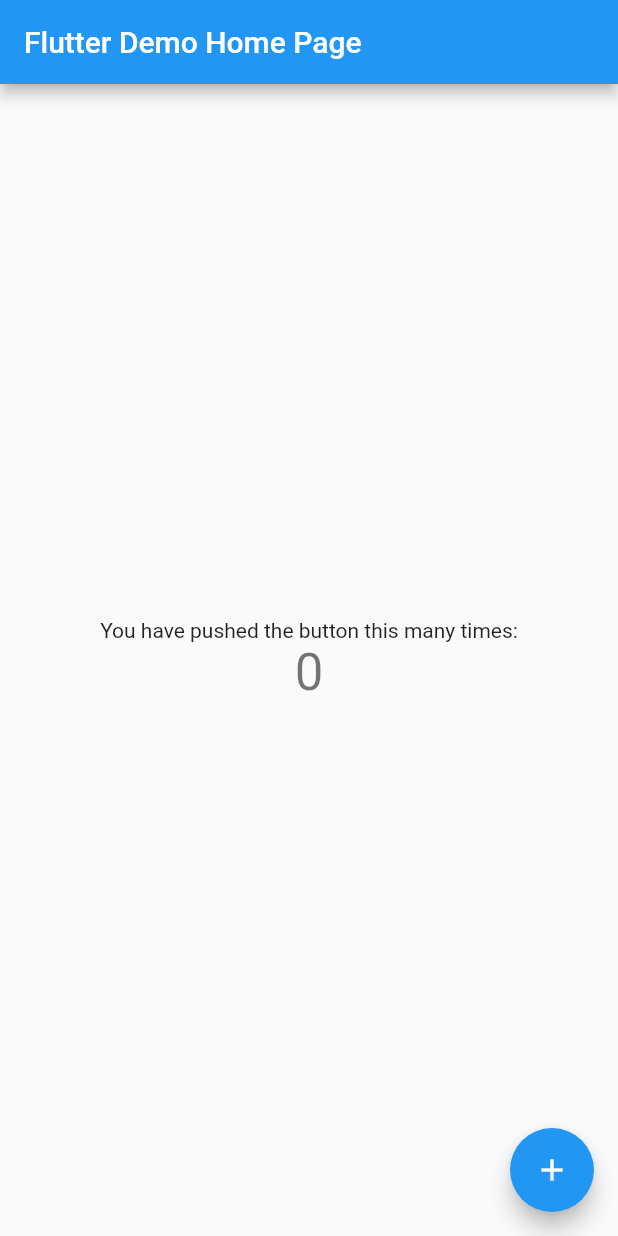
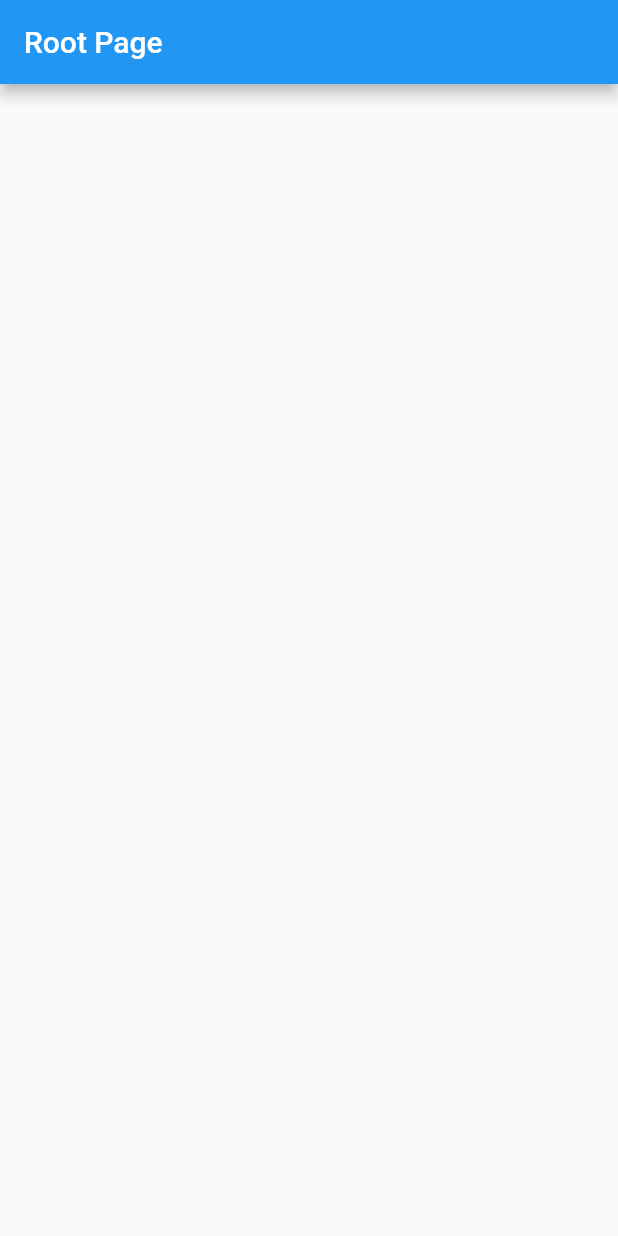
Before and after one commit to CNDvn/ParkingApp-Mobile, a Flutter app: the screen it shows after launch, on a phone screen of 412 x 824 dp. Run offline on Flutter 3.47's test engine with Material 2 defaults, Android fonts, the phone set to English and light mode, and no system bars; missing offline and left inert: dart:html.

Commit message:
demo use theme and color divide route

```diff
--- /dev/null
+++ b/lib/constants/assets_path.dart
@@ -0,0 +1 @@
+// nơi ghi file path ảnh
--- a/lib/main.dart
+++ b/lib/main.dart
@@ -1,4 +1,5 @@
 import 'package:flutter/material.dart';
+import 'package:parkingappmobile/view/rootPage/root_page.dart';
 
 void main() {
   runApp(const MyApp());
@@ -11,68 +12,10 @@ class MyApp extends StatelessWidget {
   @override
   Widget build(BuildContext context) {
     return MaterialApp(
-      title: 'Flutter Demo',
-      theme: ThemeData(
-        primarySwatch: Colors.blue,
-      ),
-      home: const MyHomePage(title: 'Flutter Demo Home Page'),
-    );
+        title: 'Flutter Demo',
+        theme: ThemeData(
+          primarySwatch: Colors.blue,
+        ),
+        home: const RootPage());
   }
 }
-
-class MyHomePage extends StatefulWidget {
-  const MyHomePage({Key? key, required this.title}) : super(key: key);
-
-  final String title;
-
-  @override
-  State<MyHomePage> createState() => _MyHomePageState();
-}
-
-class _MyHomePageState extends State<MyHomePage> {
-  int _counter = 0;
-
-  void _incrementCounter() {
-    setState(() {
-      _counter++;
-    });
-  }
-
-  @override
-  Widget build(BuildContext context) {
-    // This method is rerun every time setState is called, for instance as done
-    // by the _incrementCounter method above.
-    //
-    // The Flutter framework has been optimized to make rerunning build methods
-    // fast, so that you can just rebuild anything that needs updating rather
-    // than having to individually change instances of widgets.
-    return Scaffold(
-      appBar: AppBar(
-        // Here we take the value from the MyHomePage object that was created by
-        // the App.build method, and use it to set our appbar title.
-        title: Text(widget.title),
-      ),
-      body: Center(
-        // Center is a layout widget. It takes a single child and positions it
-        // in the middle of the parent.
-        child: Column(
-          mainAxisAlignment: MainAxisAlignment.center,
-          children: <Widget>[
-            const Text(
-              'You have pushed the button this many times:',
-            ),
-            Text(
-              '$_counter',
-              style: Theme.of(context).textTheme.headline4,
-            ),
-          ],
-        ),
-      ),
-      floatingActionButton: FloatingActionButton(
-        onPressed: _incrementCounter,
-        tooltip: 'Increment',
-        child: const Icon(Icons.add),
-      ), // This trailing comma makes auto-formatting nicer for build methods.
-    );
-  }
-}
--- /dev/null
+++ b/lib/view/rootPage/root_page.dart
@@ -0,0 +1,17 @@
+import 'dart:html';
+
+import 'package:flutter/material.dart';
+
+class RootPage extends StatelessWidget {
+  const RootPage({Key? key}) : super(key: key);
+
+  @override
+  Widget build(BuildContext context) {
+    return Scaffold(
+      appBar: AppBar(
+        title: const Text("Root Page"),
+      ),
+      body: Container(),
+    );
+  }
+}
```
Also changed, not shown: lib/configs/routes/routes.dart (added, +11 -0 lines), lib/configs/themes/app_color.dart (+7 -6 lines), lib/configs/themes/app_text_style.dart (+33 -2 lines), lib/utils/hex_color.dart (added, +13 -0 lines), lib/widgets/button/button.dart (added, +33 -0 lines).
